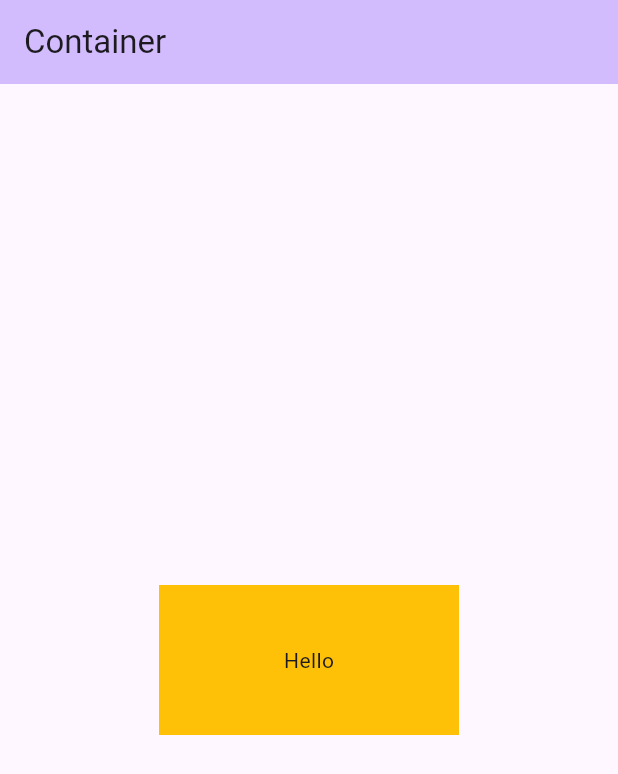
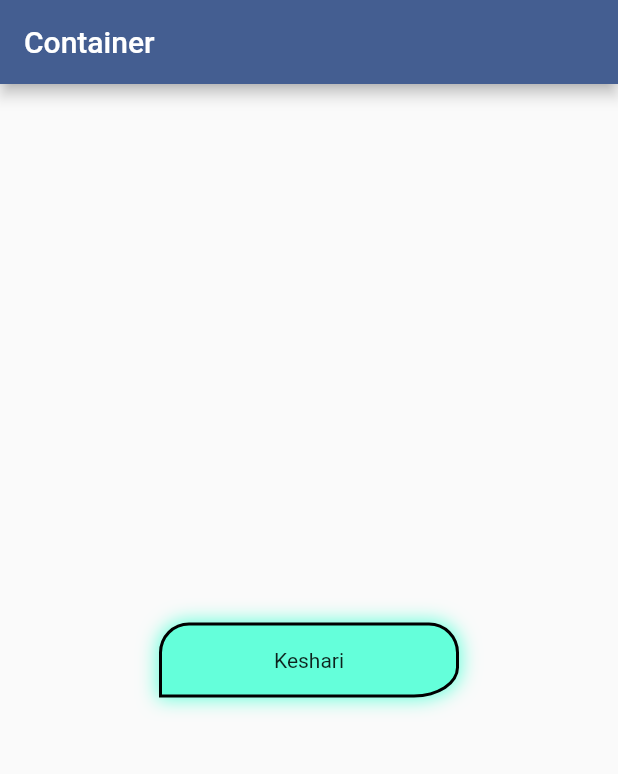
Before and after one commit to darshitshah8/Flutter_Demo, a Flutter app: the screen it shows after launch, on a phone screen of 412 x 824 dp. Shown: the top 774 px of the screen. Run offline on Flutter 3.47's test engine with Material 2 defaults, Android fonts, the phone set to English and light mode, and no system bars.

Commit message:
Add Decorations and other properties

```diff
--- a/flutter_containers/lib/main.dart
+++ b/flutter_containers/lib/main.dart
@@ -14,8 +14,7 @@ class MyApp extends StatelessWidget {
       debugShowCheckedModeBanner: false,
       title: 'Flutter Demo',
       theme: ThemeData(
-        colorScheme: ColorScheme.fromSeed(seedColor: Colors.deepPurple),
-        useMaterial3: true,
+        colorScheme: ColorScheme.fromSeed(seedColor: Colors.blueAccent),
       ),
       home: const MyHomePage(),
     );
@@ -35,7 +34,6 @@ class _MyHomePageState extends State<MyHomePage> {
 
     return Scaffold(
       appBar: AppBar(
-        backgroundColor: Theme.of(context).colorScheme.inversePrimary,
         title: Text("Container"),
 
       ),
@@ -43,12 +41,30 @@ class _MyHomePageState extends State<MyHomePage> {
         child: Container(
 
           width: 200,
-          height: 100,
-          color: Colors.amber,
+          height: 50,
+          decoration: BoxDecoration(
+            color: Colors.tealAccent,
+            borderRadius: BorderRadius.only(
+                          topLeft: Radius.circular(20) ,
+                          topRight: Radius.circular(20),
+                          bottomRight: Radius.elliptical(30, 20)),
+            border: Border.all(
+                          color: Colors.black,
+                          width: 2
+            ),
+              boxShadow: [
+                BoxShadow(
+                  color: Colors.tealAccent,
+                  blurStyle: BlurStyle.normal,
+                  blurRadius: 10,
+                  spreadRadius: 1
+                )
+              ]
+          ),
           child: const Center(
               child:
                 Text(
-                    "Hello",
+                    "Keshari",
                 ),
                 )),
         ),
```
